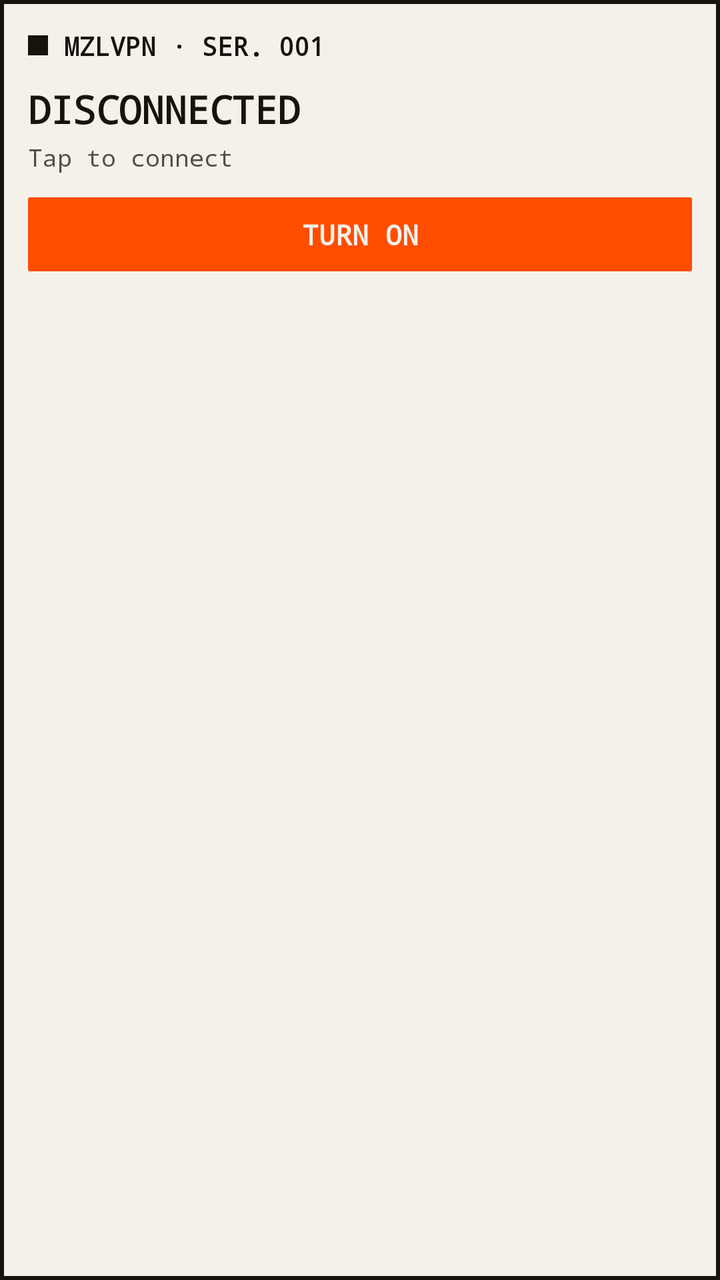
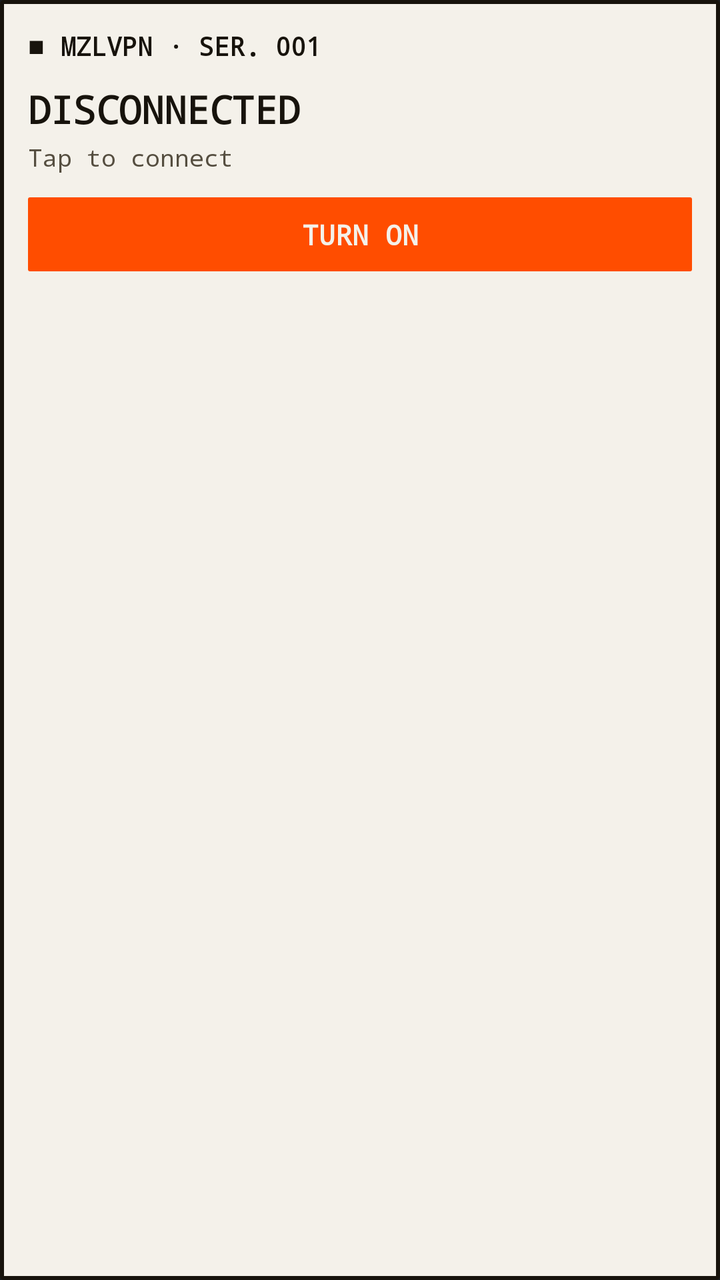

An Android layout rendered at two revisions. The XML below is the earlier revision; the diff shows what the commit changed to produce the second picture.
<!-- AndroidManifest.xml: application theme android:Theme.DeviceDefault.NoActionBar -->
<!-- res/layout/widget_toggle.xml -->
<?xml version="1.0" encoding="utf-8"?>
<LinearLayout xmlns:android="http://schemas.android.com/apk/res/android"
    android:id="@+id/widget_root"
    android:layout_width="match_parent"
    android:layout_height="match_parent"
    android:background="@drawable/widget_bg"
    android:orientation="vertical"
    android:padding="14dp">

    <LinearLayout
        android:layout_width="match_parent"
        android:layout_height="wrap_content"
        android:gravity="center_vertical"
        android:orientation="horizontal">

        <View
            android:id="@+id/widget_square"
            android:layout_width="10dp"
            android:layout_height="10dp"
            android:background="@drawable/widget_square_ink" />

        <TextView
            android:layout_width="wrap_content"
            android:layout_height="wrap_content"
            android:layout_marginStart="8dp"
            android:fontFamily="monospace"
            android:text="@string/brand_plate"
            android:textColor="@color/pribor_ink"
            android:textSize="13sp"
            android:textStyle="bold" />
    </LinearLayout>

    <TextView
        android:id="@+id/widget_state"
        android:layout_width="match_parent"
        android:layout_height="wrap_content"
        android:layout_marginTop="10dp"
        android:fontFamily="monospace"
        android:text="@string/state_off"
        android:textColor="@color/pribor_ink"
        android:textSize="19sp"
        android:textStyle="bold" />

    <TextView
        android:id="@+id/widget_detail"
        android:layout_width="match_parent"
        android:layout_height="wrap_content"
        android:layout_marginTop="3dp"
        android:fontFamily="monospace"
        android:text="@string/widget_hint_tap_on"
        android:textColor="@color/pribor_ink_soft"
        android:textSize="12sp" />

    <TextView
        android:id="@+id/widget_action"
        android:layout_width="match_parent"
        android:layout_height="wrap_content"
        android:layout_marginTop="12dp"
        android:background="@drawable/widget_btn_signal"
        android:fontFamily="monospace"
        android:gravity="center"
        android:padding="9dp"
        android:text="@string/widget_action_connect"
        android:textColor="@color/pribor_paper"
        android:textSize="14sp"
        android:textStyle="bold" />
</LinearLayout>
<!-- resources referenced by this layout -->
<resources>
  <color name="pribor_ink">#17130C</color>
  <color name="pribor_ink_soft">#554E40</color>
  <color name="pribor_paper">#F4F1EA</color>
  <!-- drawable widget_bg (drawable) -->
  <?xml version="1.0" encoding="utf-8"?>
  <shape xmlns:android="http://schemas.android.com/apk/res/android"
      android:shape="rectangle">
      <solid android:color="@color/pribor_paper" />
      <stroke
          android:width="2dp"
          android:color="@color/pribor_ink" />
      <corners android:radius="1dp" />
  </shape>
  <!-- drawable widget_btn_signal (drawable) -->
  <?xml version="1.0" encoding="utf-8"?>
  <shape xmlns:android="http://schemas.android.com/apk/res/android"
      android:shape="rectangle">
      <solid android:color="@color/pribor_signal" />
      <corners android:radius="1dp" />
  </shape>
  <!-- drawable widget_square_ink (drawable) -->
  <?xml version="1.0" encoding="utf-8"?>
  <shape xmlns:android="http://schemas.android.com/apk/res/android"
      android:shape="rectangle">
      <solid android:color="@color/pribor_ink" />
  </shape>
  <string name="brand_plate">MZLVPN · SER. 001</string>
  <string name="state_off">DISCONNECTED</string>
  <string name="widget_action_connect">TURN ON</string>
  <string name="widget_hint_tap_on">Tap to connect</string>
  <color name="pribor_signal">#FF4D00</color>
</resources>

<!-- the commit's change to res/layout/widget_toggle.xml (unified diff, before → after) -->
@@ -13,11 +13,14 @@
         android:gravity="center_vertical"
         android:orientation="horizontal">
 
-        <View
+        
+        <TextView
             android:id="@+id/widget_square"
-            android:layout_width="10dp"
-            android:layout_height="10dp"
-            android:background="@drawable/widget_square_ink" />
+            android:layout_width="wrap_content"
+            android:layout_height="wrap_content"
+            android:text="■"
+            android:textColor="@color/pribor_ink"
+            android:textSize="11sp" />
 
         <TextView
             android:layout_width="wrap_content"
<!-- resource entries referenced after the edit -->
@@ -20,12 +20,6 @@
       <solid android:color="@color/pribor_signal" />
       <corners android:radius="1dp" />
   </shape>
-  <!-- drawable widget_square_ink (drawable) -->
-  <?xml version="1.0" encoding="utf-8"?>
-  <shape xmlns:android="http://schemas.android.com/apk/res/android"
-      android:shape="rectangle">
-      <solid android:color="@color/pribor_ink" />
-  </shape>
   <string name="brand_plate">MZLVPN · SER. 001</string>
   <string name="state_off">DISCONNECTED</string>
   <string name="widget_action_connect">TURN ON</string>
